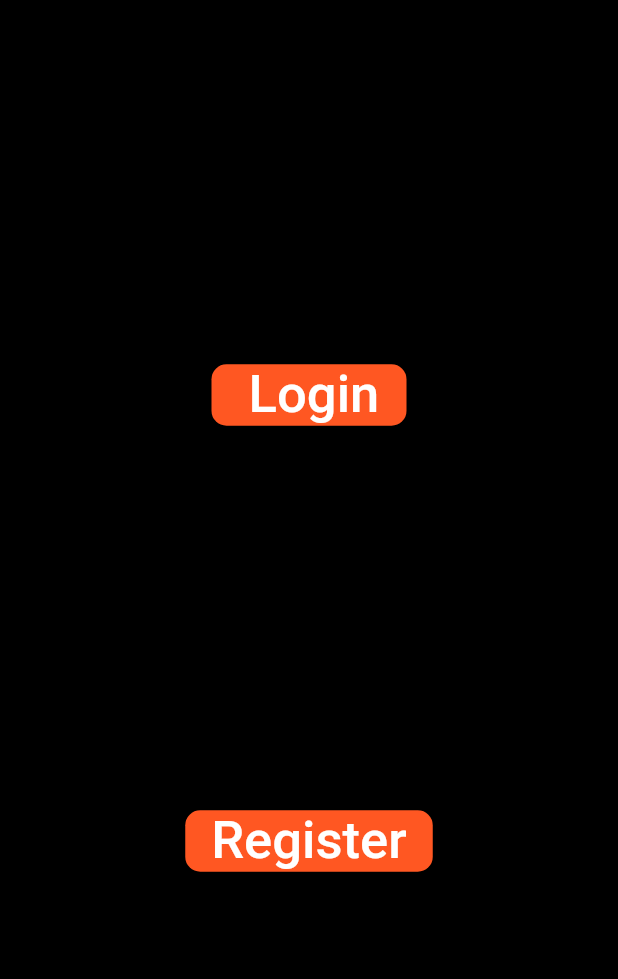
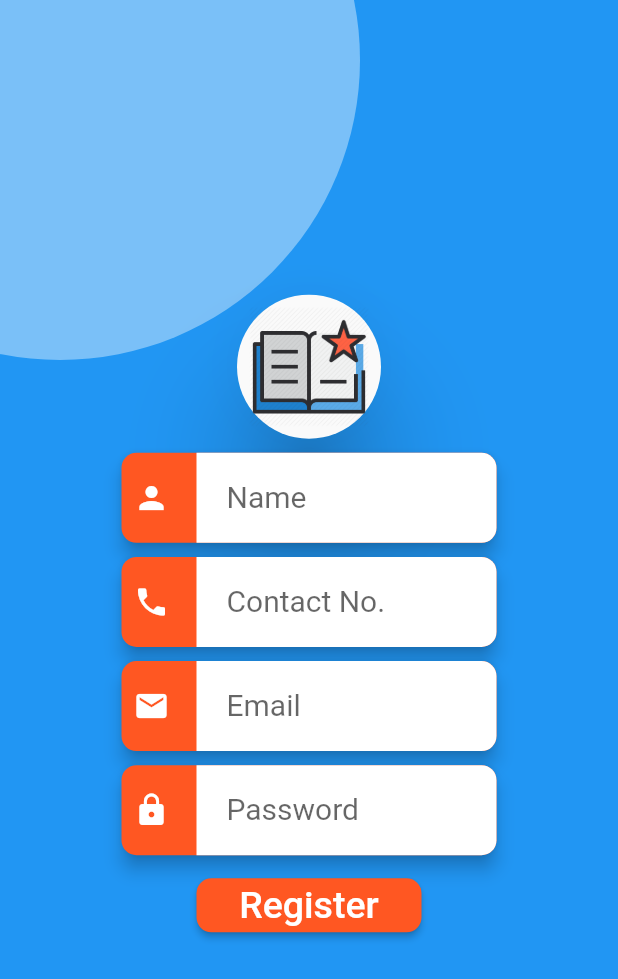
Before and after one commit to tarangleo/Book_App_Flutter, a Flutter app: the fscreen screen opened directly, after a tap on "Register", on a phone screen of 412 x 824 dp. Shown: the top 979 px of the screen. Run offline on Flutter 3.47's test engine with Material 2 defaults, Android fonts, the phone set to English and light mode, and no system bars.

Commit message:
Register Screen Also Added

```diff
--- a/lib/first screen.dart
+++ b/lib/first screen.dart
@@ -1,17 +1,20 @@
 import 'package:flutter/material.dart';
 import './UI/CustomInputField.dart';
 import 'login.dart';
+import 'register.dart';
 
 class fscreen extends StatelessWidget {
   @override
   Widget build(BuildContext context) {
     return Scaffold(
-      backgroundColor: Colors.black,
+      backgroundColor: Colors.blue,
+
         body:Center(
 
           child:Column(
               mainAxisAlignment: MainAxisAlignment.spaceEvenly,
               children: <Widget>[
+
                 Container(
                   padding: EdgeInsets.fromLTRB(10, 10, 10, 10),
                     width: 150,
@@ -31,7 +34,7 @@ class fscreen extends StatelessWidget {
           width: 185,
           child: RaisedButton(onPressed: (){
             Navigator.push(context, MaterialPageRoute(builder: (context) {
-              return fscreen();
+              return register();
             }));
           },color: Colors.deepOrange,textColor: Colors.white,
             shape: RoundedRectangleBorder(borderRadius: BorderRadius.all(Radius.circular(10.0))),
--- /dev/null
+++ b/lib/register.dart
@@ -0,0 +1,68 @@
+import 'package:flutter/material.dart';
+import './UI/CustomInputField.dart';
+
+class register extends StatelessWidget {
+  @override
+  Widget build(BuildContext context) {
+    return Scaffold(
+      body: Container(
+        width: MediaQuery.of(context).size.width,
+        height: MediaQuery.of(context).size.height,
+        color: Colors.blue,
+        child: Stack(
+          children: <Widget>[
+            Align(
+              alignment: Alignment.bottomRight,
+              widthFactor: 0.6,
+              heightFactor: 0.6,
+              child: Material(
+                borderRadius: BorderRadius.all(Radius.circular(200)),
+                color: Color.fromRGBO(255, 255, 255, 0.4),
+                child: Container(
+                  width: 400,
+                  height: 400,
+                ),
+              ),
+            ),
+            Center(
+
+              child: Container(
+                width: 550,
+                height: 450,
+                child: Column(
+                  mainAxisAlignment: MainAxisAlignment.spaceEvenly,
+                  children: <Widget>[
+                    Material(
+                        elevation: 30.0,
+                        borderRadius: BorderRadius.all(Radius.circular(50.0)),
+                        child: Padding(
+                          padding: const EdgeInsets.all(8.0),
+                          child: Image.asset('images/icon.png',width: 80,height:80,),
+                        )),
+                    CustomInputField(
+                        Icon(Icons.person, color: Colors.white), 'Name'),
+                    CustomInputField(
+                        Icon(Icons.phone, color: Colors.white), 'Contact No.'),
+                    CustomInputField(
+                        Icon(Icons.mail, color: Colors.white), 'Email'),
+
+                    CustomInputField(
+                        Icon(Icons.lock, color: Colors.white), 'Password'),
+                    Container(
+                      width: 150,
+                      child: RaisedButton(onPressed: (){},color: Colors.deepOrange,textColor: Colors.white,
+                        shape: RoundedRectangleBorder(borderRadius: BorderRadius.all(Radius.circular(10.0))),
+                        child: Text('Register',style: TextStyle(
+                            fontSize: 25.0
+                        ),),),
+                    ),
+                  ],
+                ),
+              ),
+            ),
+          ],
+        ),
+      ),
+    );
+  }
+}
```
